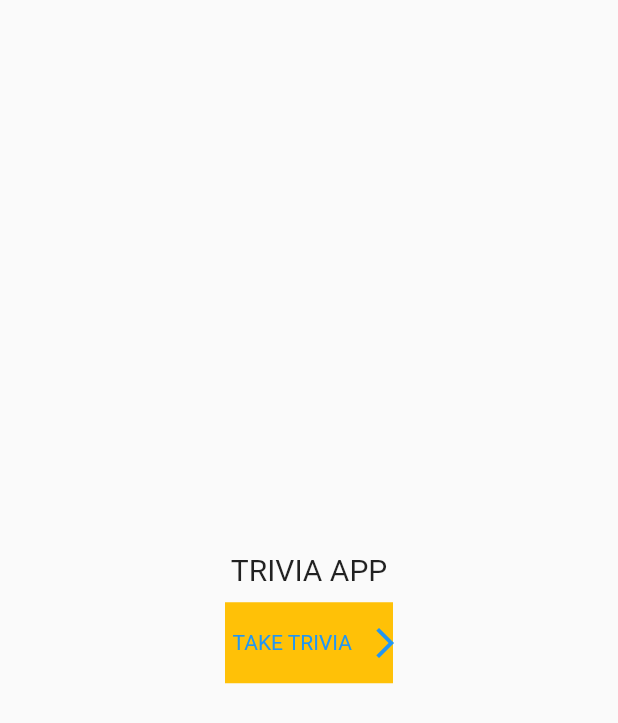
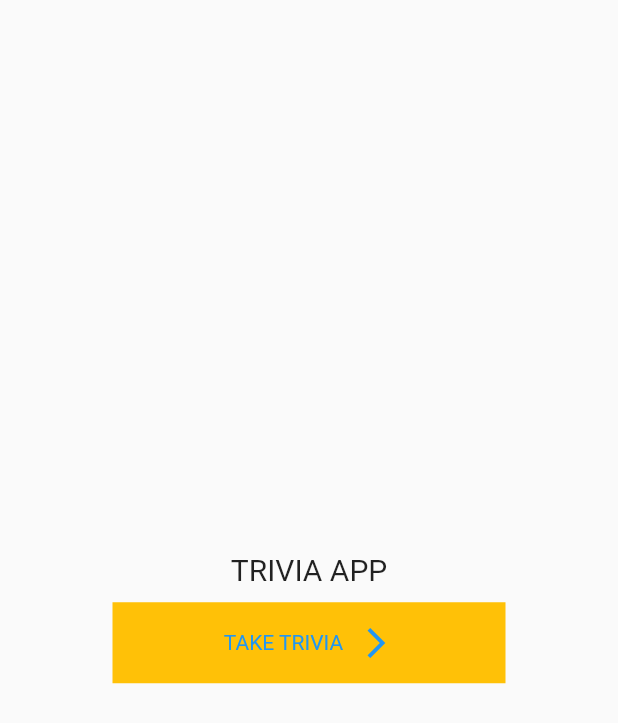
Before and after one commit to anshdp/trivia_quizapp, a Flutter app: the screen it shows after launch, on a phone screen of 412 x 824 dp. Shown: the top 723 px of the screen. Run offline on Flutter 3.47's test engine with Material 2 defaults, Android fonts, the phone set to English and light mode, and no system bars.

Commit message:
final commit

```diff
--- a/lib/quizz/widgets/custom_buton.dart
+++ b/lib/quizz/widgets/custom_buton.dart
@@ -10,7 +10,7 @@ class CustomButton extends StatelessWidget {
   Widget build(BuildContext context) {
     return Container(
       color: Colors.amber,
-      width: MediaQuery.of(context).size.width - 300,
+      width: MediaQuery.of(context).size.width - 150,
       child: TextButton(
         style: TextButton.styleFrom(
           padding: const EdgeInsets.symmetric(horizontal: 5, vertical: 15),
```
Also changed, not shown: lib/quizz/question_screen.dart (+6 -2 lines).
